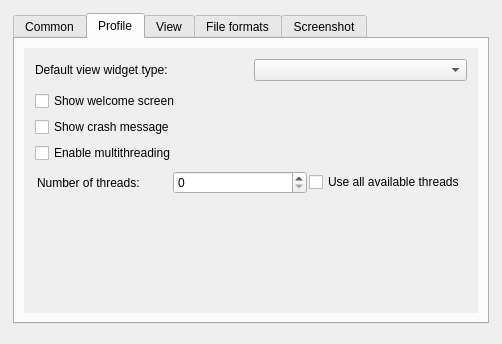
isis-group/vast, file forms/preferences.ui: the form before one commit.
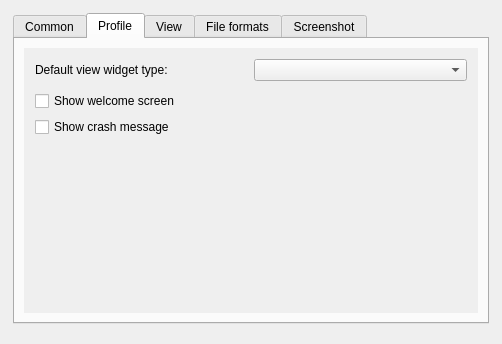
The form after the commit. The open tabs and pages were chosen to show the change.

The edit to the form file:
```diff
--- a/forms/preferences.ui
+++ b/forms/preferences.ui
@@ -230,18 +230,6 @@
                    </property>
                   </widget>
                  </item>
-                 <item>
-                  <widget class="QCheckBox" name="enableMultithreading">
-                   <property name="toolTip">
-                    <string>This option toggles the multithreading support of vast.
-If switched on a frame with further options will appear.
-Vast uses multithreading for visualization and all image operations (including the plugins).</string>
-                   </property>
-                   <property name="text">
-                    <string>Enable multithreading</string>
-                   </property>
-                  </widget>
-                 </item>
                  <item>
                   <widget class="QFrame" name="multithreadingFrame">
                    <property name="frameShape">
@@ -257,34 +245,6 @@
                     <property name="margin">
                      <number>2</number>
                     </property>
-                    <item>
-                     <widget class="QLabel" name="label">
-                      <property name="toolTip">
-                       <string>This determines the number of threads you want vast to use. </string>
-                      </property>
-                      <property name="text">
-                       <string>Number of threads:</string>
-                      </property>
-                     </widget>
-                    </item>
-                    <item>
-                     <widget class="QSpinBox" name="numberOfThreads">
-                      <property name="toolTip">
-                       <string>This determines the number of threads you want vast to use. </string>
-                      </property>
-                     </widget>
-                    </item>
-                    <item>
-                     <widget class="QCheckBox" name="useAllThreads">
-                      <property name="toolTip">
-                       <string>If this option is switched on vast will use all available threads on the computer on which it is running currently.
-Be careful using this option.</string>
-                      </property>
-                      <property name="text">
-                       <string>Use all available threads</string>
-                      </property>
-                     </widget>
-                    </item>
                    </layout>
                   </widget>
                  </item>
```
Left out of the diff: 2 changed lines with no effect on the pictures.
